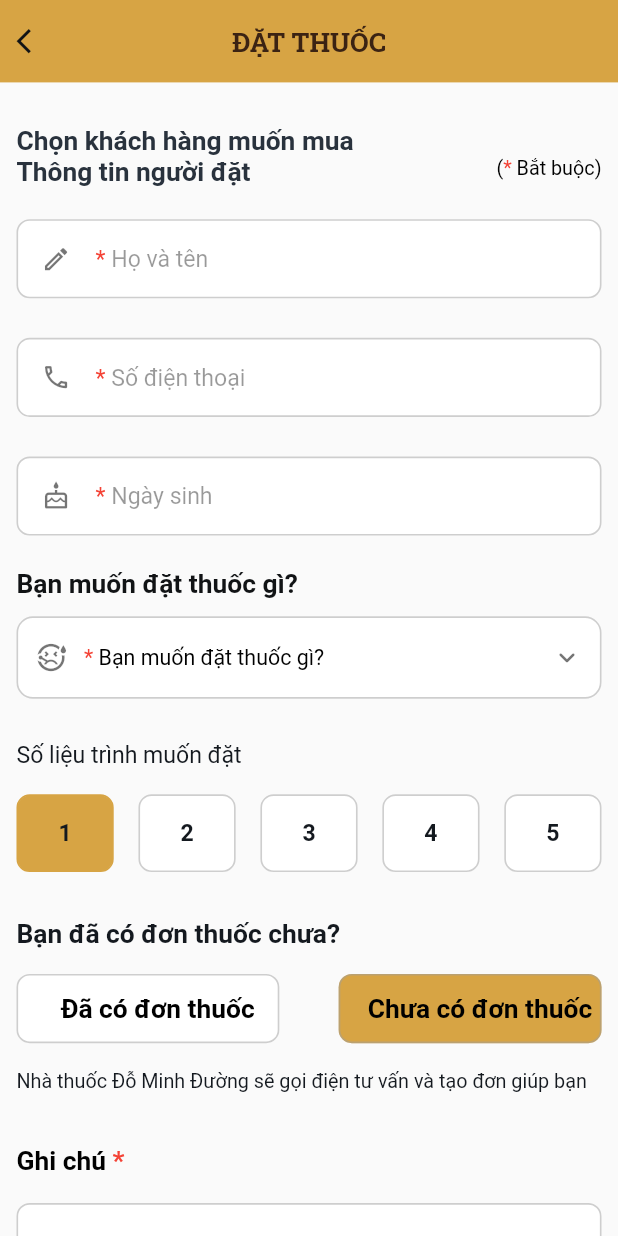
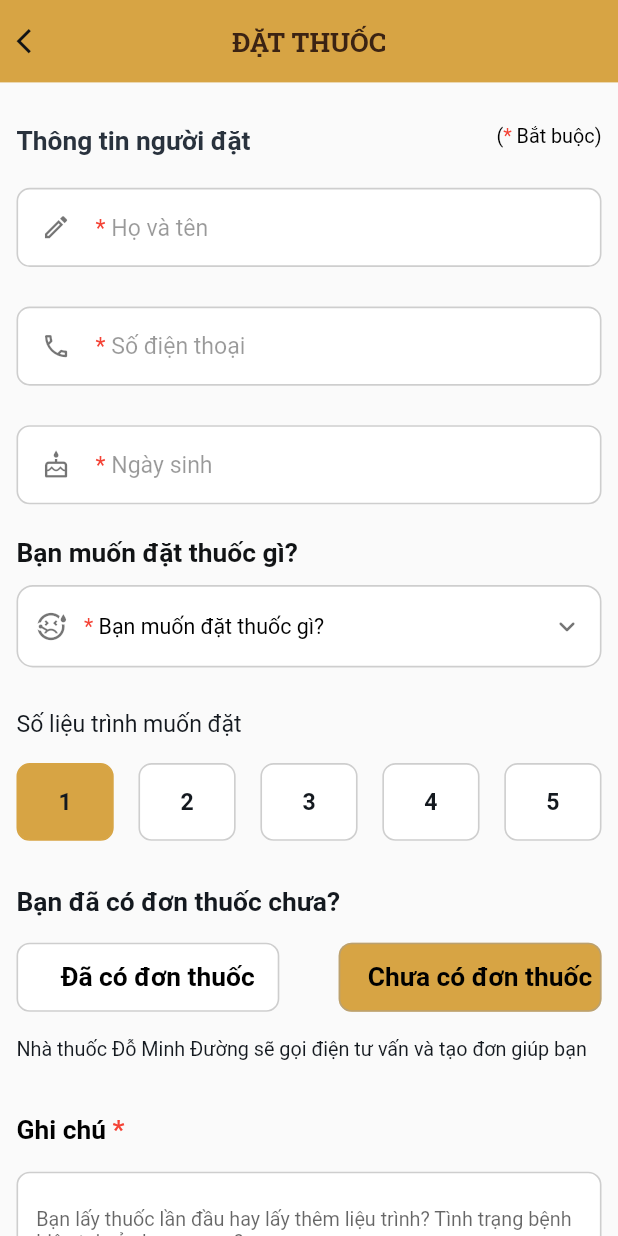
Before and after one commit to sontrandtu/app-dominhduong, a Flutter app: the OrderMedicinePage screen opened by its route, on a phone screen of 412 x 824 dp. Run offline on Flutter 3.47's test engine with Material 2 defaults, Android fonts, the light colour scheme and no system bars; drawn by our look-alikes of pull_to_refresh; our stand-ins replace cached_network_image, carousel_slider, cloud_firestore, copy_with_extension, dio, dotted_border and 22 more; accounts and stored records are empty; generated files the repository leaves out were written again; network calls fail; project files that could hold a hidden picture were left out.

Commit message:
update code

```diff
--- a/lib/screens/order_medicine/order_medicine_page.dart
+++ b/lib/screens/order_medicine/order_medicine_page.dart
@@ -53,7 +53,6 @@ class _OrderMedicinePageState extends State<OrderMedicinePage> {
                 child: Column(
                   crossAxisAlignment: CrossAxisAlignment.start,
                   children: [
-                    const Text('Chọn khách hàng muốn mua', style: TextStyle(fontSize: 16, fontWeight: FontWeight.w700, fontFamily: 'Roboto', color: AppColors.textBlack)),
                     Form(
                       key: _orderKey,
                       child: Column(
```
